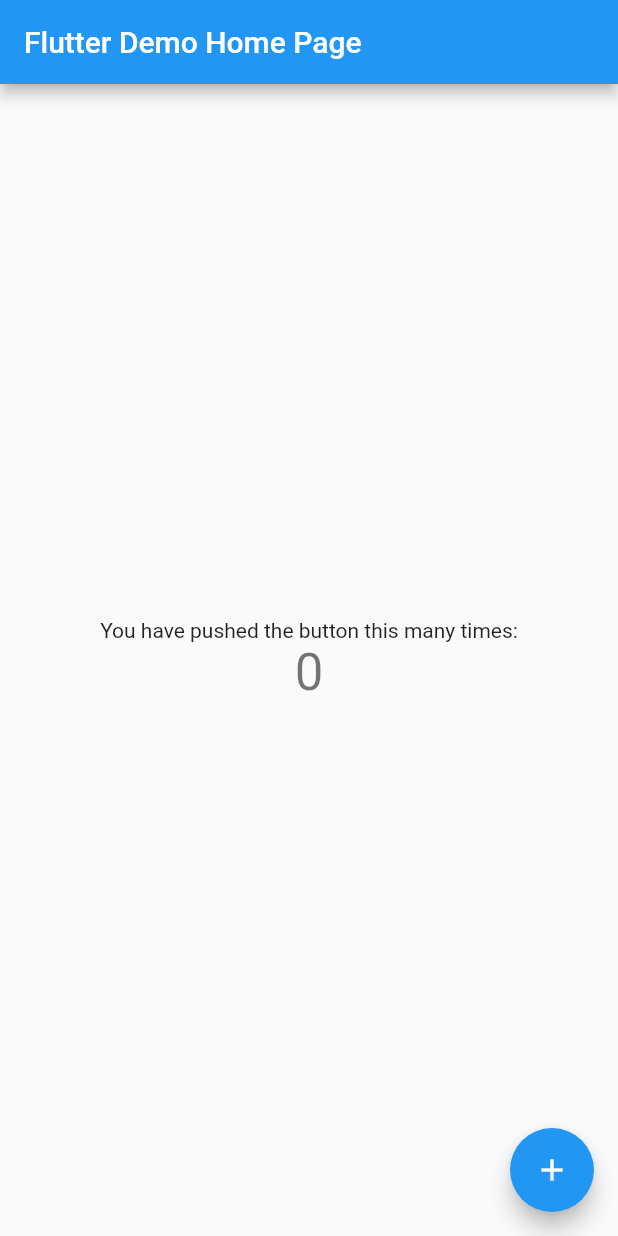
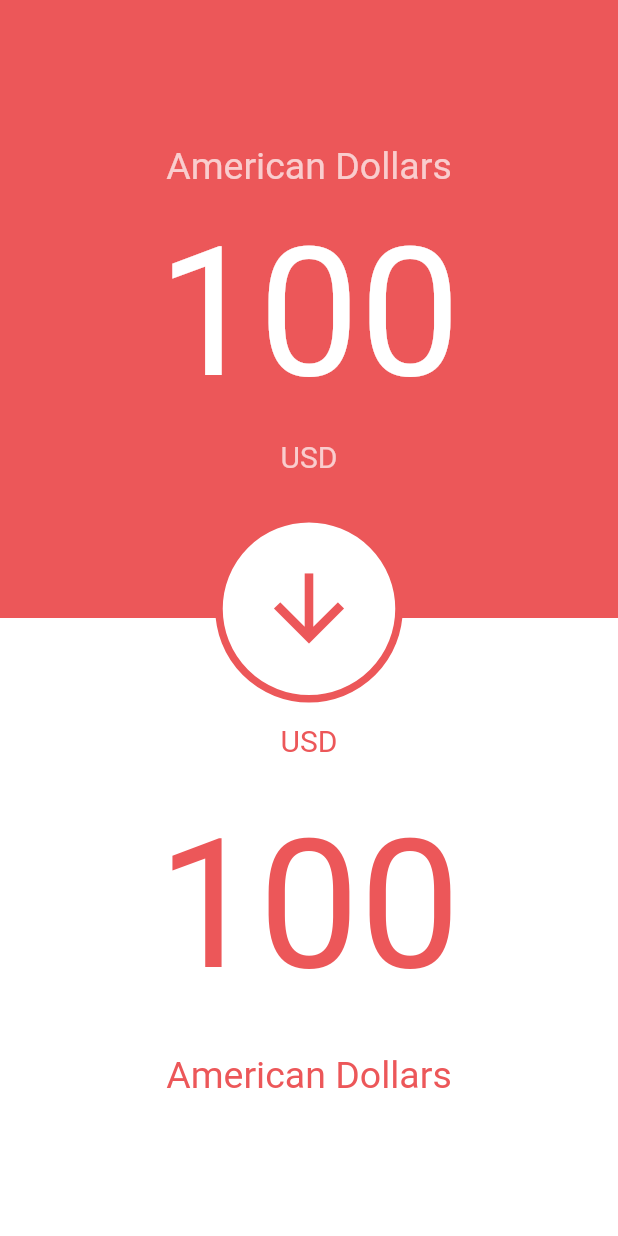
Before and after one commit to ash-100/currency_converter, a Flutter app: the screen it shows after launch, on a phone screen of 412 x 824 dp. Run offline on Flutter 3.47's test engine with Material 2 defaults, Android fonts, the phone set to English and light mode, and no system bars.

Commit message:
added home screen ui

```diff
--- /dev/null
+++ b/lib/constants.dart
@@ -0,0 +1,3 @@
+import 'package:flutter/material.dart';
+
+var primaryColor = Color(0xFFEC5759);
--- a/lib/main.dart
+++ b/lib/main.dart
@@ -1,3 +1,4 @@
+import 'package:currency_converter/view/screens/home_screen.dart';
 import 'package:flutter/material.dart';
 
 void main() {
@@ -13,103 +14,9 @@ class MyApp extends StatelessWidget {
     return MaterialApp(
       title: 'Flutter Demo',
       theme: ThemeData(
-        // This is the theme of your application.
-        //
-        // Try running your application with "flutter run". You'll see the
-        // application has a blue toolbar. Then, without quitting the app, try
-        // changing the primarySwatch below to Colors.green and then invoke
-        // "hot reload" (press "r" in the console where you ran "flutter run",
-        // or simply save your changes to "hot reload" in a Flutter IDE).
-        // Notice that the counter didn't reset back to zero; the application
-        // is not restarted.
         primarySwatch: Colors.blue,
       ),
-      home: const MyHomePage(title: 'Flutter Demo Home Page'),
+      home: HomeScreen(),
     );
   }
 }
-
-class MyHomePage extends StatefulWidget {
-  const MyHomePage({super.key, required this.title});
-
-  // This widget is the home page of your application. It is stateful, meaning
-  // that it has a State object (defined below) that contains fields that affect
-  // how it looks.
-
-  // This class is the configuration for the state. It holds the values (in this
-  // case the title) provided by the parent (in this case the App widget) and
-  // used by the build method of the State. Fields in a Widget subclass are
-  // always marked "final".
-
-  final String title;
-
-  @override
-  State<MyHomePage> createState() => _MyHomePageState();
-}
-
-class _MyHomePageState extends State<MyHomePage> {
-  int _counter = 0;
-
-  void _incrementCounter() {
-    setState(() {
-      // This call to setState tells the Flutter framework that something has
-      // changed in this State, which causes it to rerun the build method below
-      // so that the display can reflect the updated values. If we changed
-      // _counter without calling setState(), then the build method would not be
-      // called again, and so nothing would appear to happen.
-      _counter++;
-    });
-  }
-
-  @override
-  Widget build(BuildContext context) {
-    // This method is rerun every time setState is called, for instance as done
-    // by the _incrementCounter method above.
-    //
-    // The Flutter framework has been optimized to make rerunning build methods
-    // fast, so that you can just rebuild anything that needs updating rather
-    // than having to individually change instances of widgets.
-    return Scaffold(
-      appBar: AppBar(
-        // Here we take the value from the MyHomePage object that was created by
-        // the App.build method, and use it to set our appbar title.
-        title: Text(widget.title),
-      ),
-      body: Center(
-        // Center is a layout widget. It takes a single child and positions it
-        // in the middle of the parent.
-        child: Column(
-          // Column is also a layout widget. It takes a list of children and
-          // arranges them vertically. By default, it sizes itself to fit its
-          // children horizontally, and tries to be as tall as its parent.
-          //
-          // Invoke "debug painting" (press "p" in the console, choose the
-          // "Toggle Debug Paint" action from the Flutter Inspector in Android
-          // Studio, or the "Toggle Debug Paint" command in Visual Studio Code)
-          // to see the wireframe for each widget.
-          //
-          // Column has various properties to control how it sizes itself and
-          // how it positions its children. Here we use mainAxisAlignment to
-          // center the children vertically; the main axis here is the vertical
-          // axis because Columns are vertical (the cross axis would be
-          // horizontal).
-          mainAxisAlignment: MainAxisAlignment.center,
-          children: <Widget>[
-            const Text(
-              'You have pushed the button this many times:',
-            ),
-            Text(
-              '$_counter',
-              style: Theme.of(context).textTheme.headlineMedium,
-            ),
-          ],
-        ),
-      ),
-      floatingActionButton: FloatingActionButton(
-        onPressed: _incrementCounter,
-        tooltip: 'Increment',
-        child: const Icon(Icons.add),
-      ), // This trailing comma makes auto-formatting nicer for build methods.
-    );
-  }
-}
--- /dev/null
+++ b/lib/view/screens/home_screen.dart
@@ -0,0 +1,110 @@
+import 'package:currency_converter/constants.dart';
+import 'package:flutter/material.dart';
+
+class HomeScreen extends StatefulWidget {
+  const HomeScreen({super.key});
+
+  @override
+  State<HomeScreen> createState() => _HomeScreenState();
+}
+
+class _HomeScreenState extends State<HomeScreen> {
+  @override
+  Widget build(BuildContext context) {
+    return Scaffold(
+      body: Stack(
+        alignment: Alignment.topCenter,
+        children: [
+          Container(
+            width: MediaQuery.of(context).size.width,
+            height: MediaQuery.of(context).size.height,
+            color: Colors.white,
+          ),
+          Container(
+            width: MediaQuery.of(context).size.width,
+            height: MediaQuery.of(context).size.height / 2,
+            color: primaryColor,
+          ),
+          Container(
+            height: MediaQuery.of(context).size.height / 2.5,
+            child: Center(
+                child: Column(
+              mainAxisAlignment: MainAxisAlignment.spaceEvenly,
+              children: [
+                SizedBox(
+                  height: 70,
+                ),
+                InkWell(
+                  child: Text(
+                    'American Dollars',
+                    style: TextStyle(color: Colors.white70, fontSize: 25),
+                  ),
+                ),
+                InkWell(
+                  child: Text(
+                    '100',
+                    style: TextStyle(color: Colors.white, fontSize: 120),
+                  ),
+                ),
+                Text(
+                  'USD',
+                  style: TextStyle(color: Colors.white70, fontSize: 20),
+                ),
+              ],
+            )),
+          ),
+          Positioned(
+            bottom: 65,
+            child: Container(
+              height: MediaQuery.of(context).size.height / 2,
+              child: Center(
+                  child: Column(
+                mainAxisAlignment: MainAxisAlignment.spaceEvenly,
+                children: [
+                  SizedBox(
+                    height: 80,
+                  ),
+                  Text(
+                    'USD',
+                    style: TextStyle(color: primaryColor, fontSize: 20),
+                  ),
+                  InkWell(
+                    child: Text(
+                      '100',
+                      style: TextStyle(color: primaryColor, fontSize: 120),
+                    ),
+                  ),
+                  InkWell(
+                    child: Text(
+                      'American Dollars',
+                      style: TextStyle(color: primaryColor, fontSize: 25),
+                    ),
+                  ),
+                ],
+              )),
+            ),
+          ),
+          Positioned(
+            //right: MediaQuery.of(context).size.width / 3,
+            top: MediaQuery.of(context).size.height / 2.4,
+            child: Container(
+              height: 125.0,
+              width: 125.0,
+              decoration: BoxDecoration(
+                borderRadius: BorderRadius.circular(62.5),
+                color: Colors.white,
+                border: Border.all(
+                    color: primaryColor, style: BorderStyle.solid, width: 5.0),
+              ),
+              child: Icon(
+                Icons.arrow_downward,
+                size: 70,
+                color: primaryColor,
+              ),
+            ),
+          )
+        ],
+      ),
+    );
+  }
+}
```
